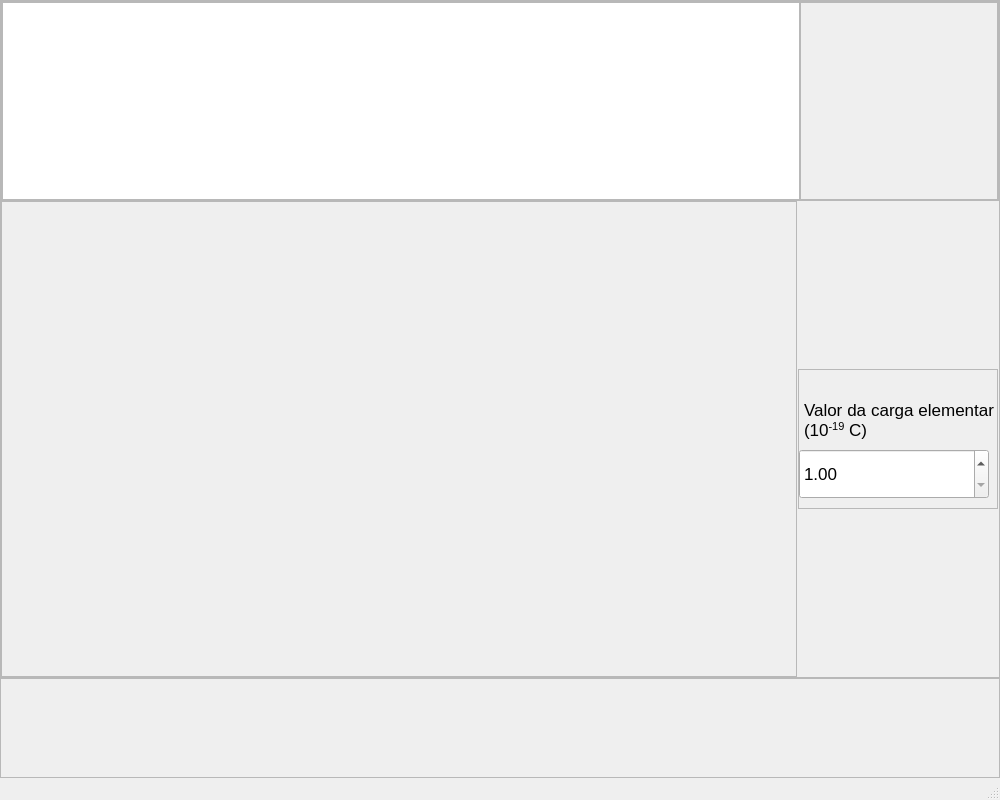
The window that interfaceVisual/janelaAvaliacao.ui (Mirovesaram/varredorVelocidades) describes before a commit, drawn with Qt 5.
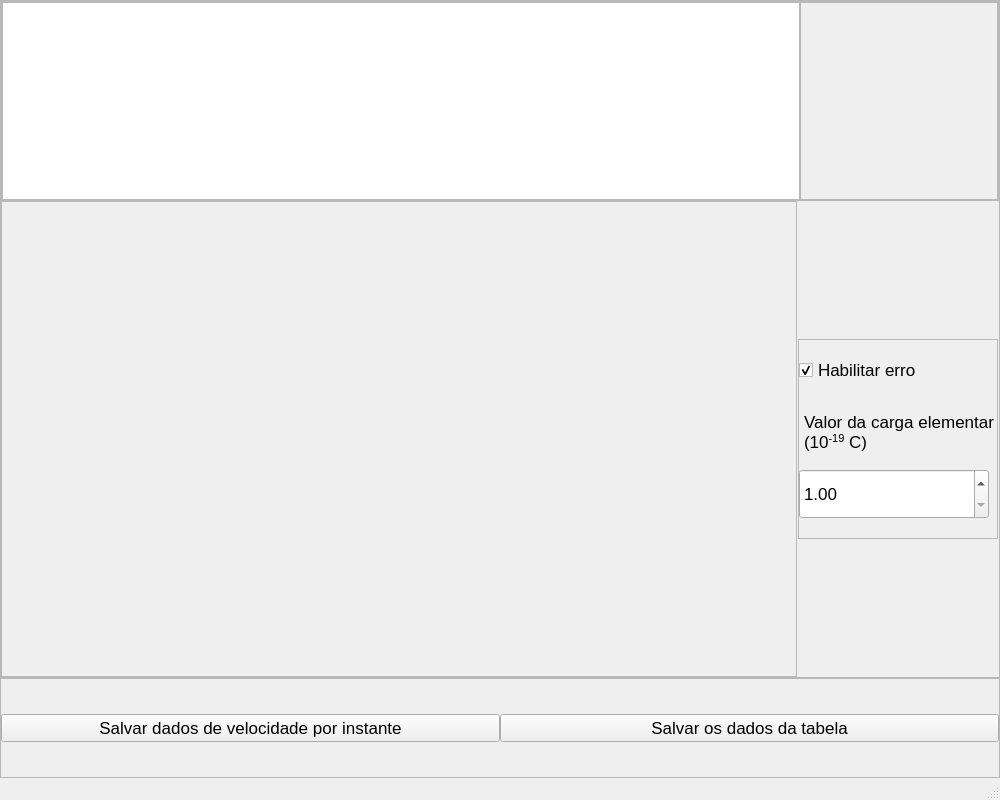
The same window after the commit.

Commit message: Últimas implementações como habilitação de barra de erro ou não, exclusão de gotas com velocidade de subida superior, correções de erro de visualização, implementações dos objetos visuais

Patch:
```diff
--- a/interfaceVisual/janelaAvaliacao.ui
+++ b/interfaceVisual/janelaAvaliacao.ui
@@ -82,6 +82,30 @@
            <property name="spacing">
             <number>0</number>
            </property>
+           <item row="0" column="0">
+            <widget class="QPushButton" name="pushButtonBaixarVels">
+             <property name="font">
+              <font>
+               <pointsize>13</pointsize>
+              </font>
+             </property>
+             <property name="text">
+              <string>Salvar dados de velocidade por instante</string>
+             </property>
+            </widget>
+           </item>
+           <item row="0" column="1">
+            <widget class="QPushButton" name="pushButtonBaixarDf">
+             <property name="font">
+              <font>
+               <pointsize>13</pointsize>
+              </font>
+             </property>
+             <property name="text">
+              <string>Salvar os dados da tabela</string>
+             </property>
+            </widget>
+           </item>
           </layout>
          </item>
         </layout>
@@ -358,7 +382,7 @@
              <property name="minimumSize">
               <size>
                <width>200</width>
-               <height>0</height>
+               <height>200</height>
               </size>
              </property>
              <property name="maximumSize">
@@ -367,6 +391,11 @@
                <height>16777215</height>
               </size>
              </property>
+             <property name="font">
+              <font>
+               <pointsize>13</pointsize>
+              </font>
+             </property>
              <property name="frameShape">
               <enum>QFrame::StyledPanel</enum>
              </property>
@@ -383,6 +412,39 @@
               <property name="rightMargin">
                <number>0</number>
               </property>
+              <item>
+               <widget class="QCheckBox" name="checkBoxBarraErro">
+                <property name="minimumSize">
+                 <size>
+                  <width>198</width>
+                  <height>0</height>
+                 </size>
+                </property>
+                <property name="maximumSize">
+                 <size>
+                  <width>198</width>
+                  <height>16777215</height>
+                 </size>
+                </property>
+                <property name="font">
+                 <font>
+                  <pointsize>13</pointsize>
+                 </font>
+                </property>
+                <property name="acceptDrops">
+                 <bool>false</bool>
+                </property>
+                <property name="text">
+                 <string>Habilitar erro</string>
+                </property>
+                <property name="checked">
+                 <bool>true</bool>
+                </property>
+                <property name="tristate">
+                 <bool>false</bool>
+                </property>
+               </widget>
+              </item>
               <item>
                <widget class="QLabel" name="labelCargElement">
                 <property name="minimumSize">
```
Left out of the diff: 18 changed lines with no effect on the pictures. The commit also changes 8 other files.
